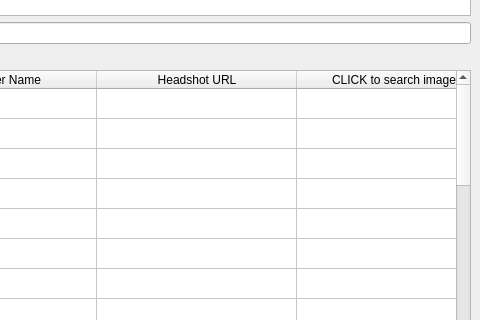
Old version of the form mainwindow.ui in the repository pekempy/NFOBuilder; both pictures show x 331 to 811 and y 297 to 617 of the 811 by 769 pixel window.
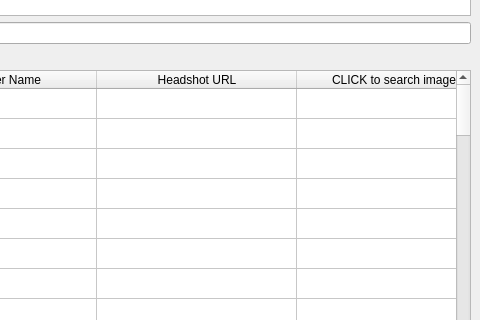
New version of the form. Icons and pictures are not drawn.

Commit message: More cast rows, auto-scroll to top after creating NFO

```diff
--- a/mainwindow.ui
+++ b/mainwindow.ui
@@ -120,7 +120,7 @@
     <item>
      <widget class="QTableWidget" name="castTable">
       <property name="rowCount">
-       <number>20</number>
+       <number>40</number>
       </property>
       <attribute name="horizontalHeaderCascadingSectionResizes">
        <bool>false</bool>
@@ -154,6 +154,26 @@
       <row/>
       <row/>
       <row/>
+      <row/>
+      <row/>
+      <row/>
+      <row/>
+      <row/>
+      <row/>
+      <row/>
+      <row/>
+      <row/>
+      <row/>
+      <row/>
+      <row/>
+      <row/>
+      <row/>
+      <row/>
+      <row/>
+      <row/>
+      <row/>
+      <row/>
+      <row/>
       <column>
        <property name="text">
         <string>Actor/Actress Name</string>
```
The commit also changes 1 other file.
